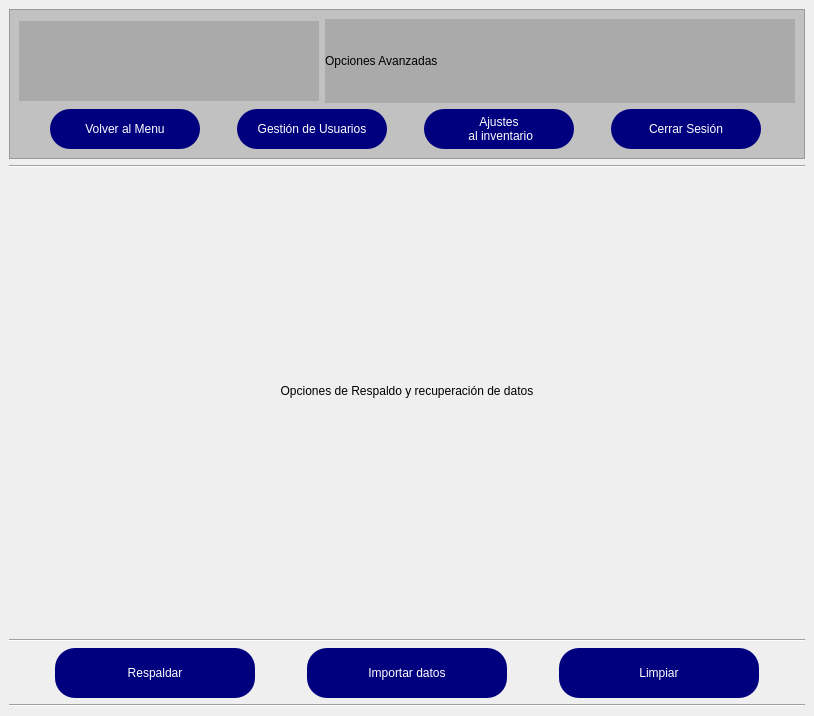
First picture: the form in ui/bdd.ui, repository juliosi02/YSR-Control-de-Inventario, before the edit.
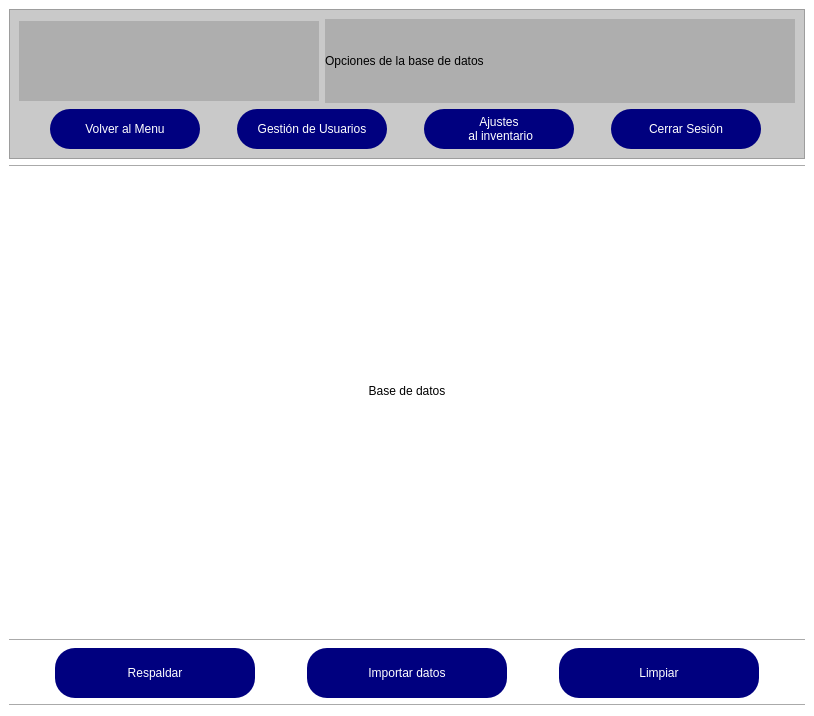
Second picture: the form after the edit. Icons and pictures are not drawn.

```diff
--- a/ui/bdd.ui
+++ b/ui/bdd.ui
@@ -26,7 +26,7 @@
    <string>MainWindow</string>
   </property>
   <property name="styleSheet">
-   <string notr="true"/>
+   <string notr="true">background-color: rgb(255, 255, 255);</string>
   </property>
   <property name="toolButtonStyle">
    <enum>Qt::ToolButtonIconOnly</enum>
@@ -92,7 +92,7 @@
               <string notr="true">font: 48pt &quot;Playbill&quot;;</string>
              </property>
              <property name="text">
-              <string>Opciones Avanzadas</string>
+              <string>Opciones de la base de datos</string>
              </property>
             </widget>
            </item>
@@ -267,7 +267,7 @@
          <string notr="true">font: 48pt &quot;Playbill&quot;;</string>
         </property>
         <property name="text">
-         <string>Opciones de Respaldo y recuperación de datos</string>
+         <string>Base de datos</string>
         </property>
         <property name="alignment">
          <set>Qt::AlignCenter</set>
```
